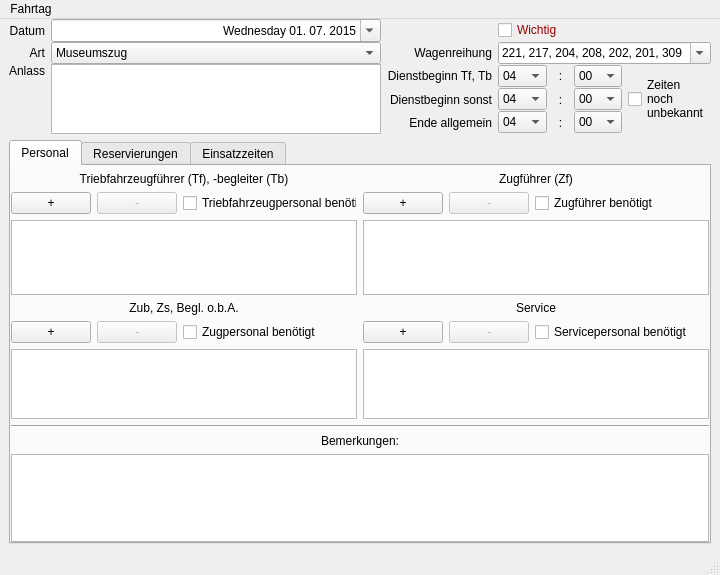
Before: the Qt Designer form Programm/fahrtagwindow.ui in philjosch/Einsatzplaner, drawn with Qt 5.
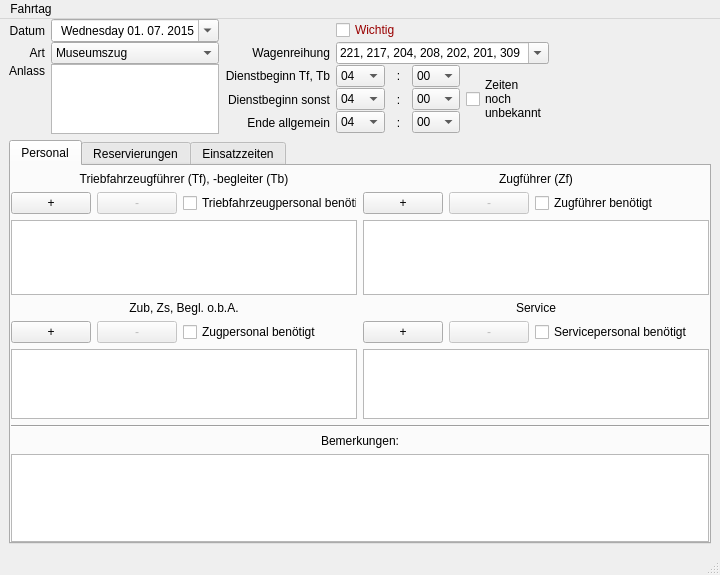
After: the same form once the commit is applied.

```diff
--- a/Programm/fahrtagwindow.ui
+++ b/Programm/fahrtagwindow.ui
@@ -33,7 +33,7 @@
     <item row="0" column="0">
      <layout class="QGridLayout" name="gridLayout_2" columnstretch="0,0,0,0,0,0,0">
       <property name="horizontalSpacing">
-       <number>-1</number>
+       <number>6</number>
       </property>
       <property name="verticalSpacing">
        <number>0</number>
@@ -817,7 +817,20 @@
       </item>
      </layout>
     </item>
-    <item row="1" column="0">
+    <item row="0" column="1">
+     <spacer name="horizontalSpacer">
+      <property name="orientation">
+       <enum>Qt::Horizontal</enum>
+      </property>
+      <property name="sizeHint" stdset="0">
+       <size>
+        <width>40</width>
+        <height>20</height>
+       </size>
+      </property>
+     </spacer>
+    </item>
+    <item row="1" column="0" colspan="2">
      <widget class="QTabWidget" name="tabEingabeWizard">
       <property name="enabled">
        <bool>true</bool>
```
Left out of the diff: 2 changed lines with no effect on the pictures.
